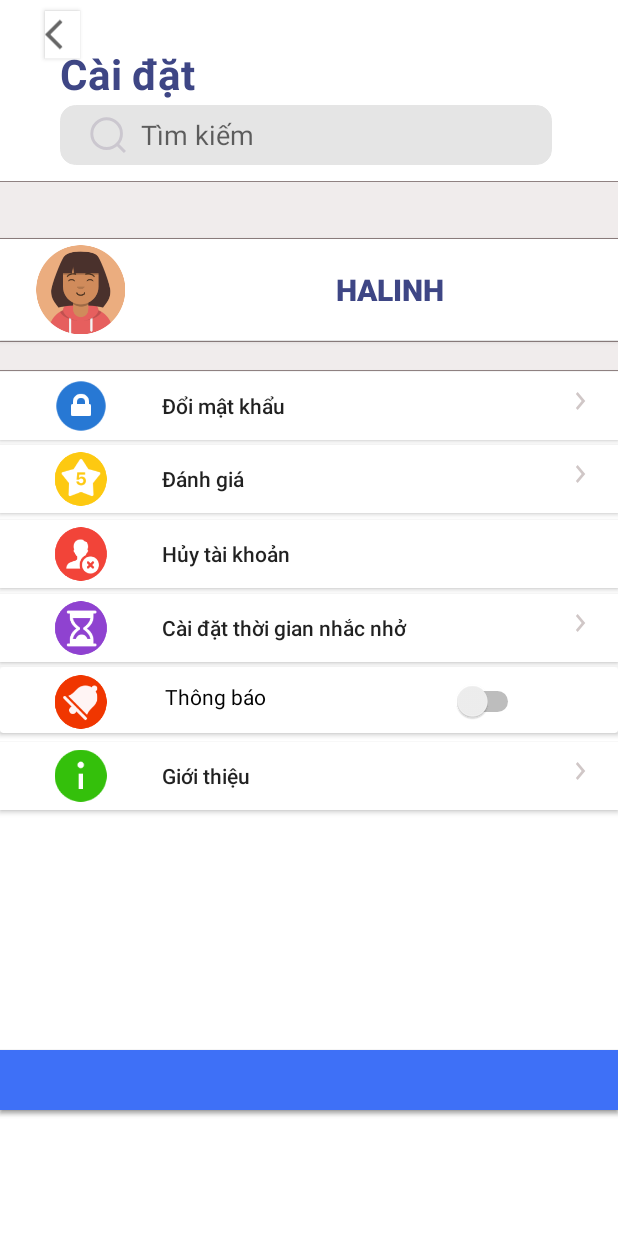
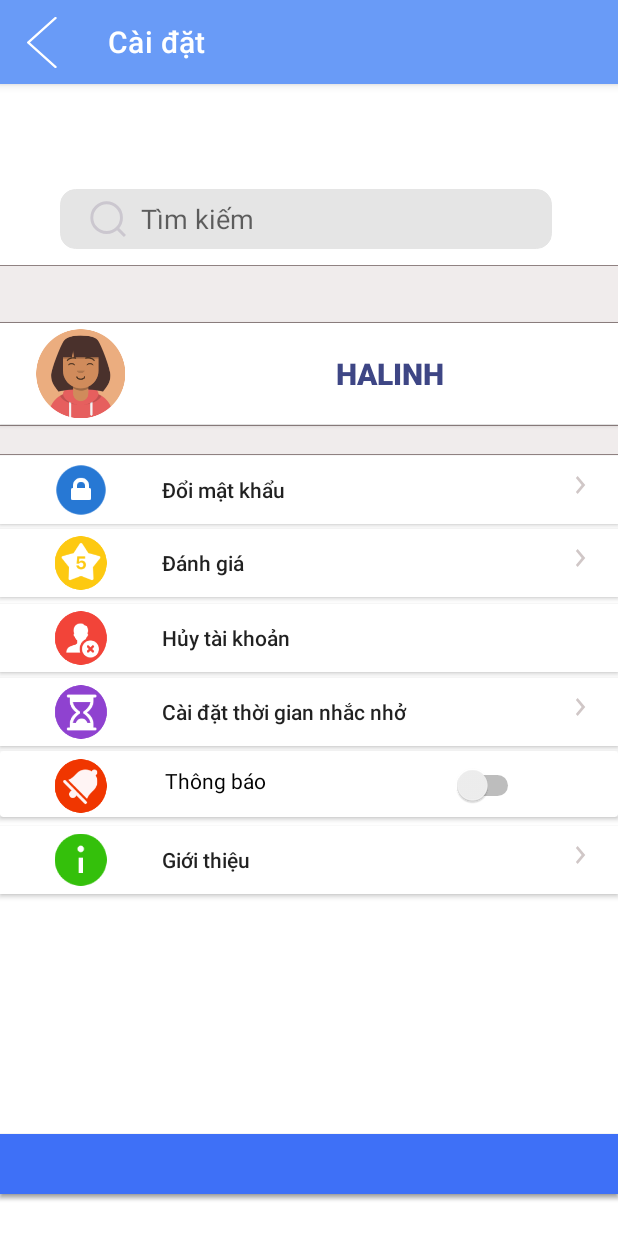
Before and after one commit to tkng20/library, an Android app: the CaiDat screen opened directly, with no data from a screen before it, on a phone screen of 412 x 824 dp. Run offline under Robolectric (Android 15) with nearby library versions, the phone set to English and light mode, and no system bars; Roboto replaces fonts that are not available here.

Commit message:
27.5.22 like

```diff
--- a/app/src/main/AndroidManifest.xml
+++ b/app/src/main/AndroidManifest.xml
@@ -13,7 +13,8 @@
         <activity
             android:name=".ChiTietSach"
             android:exported="false"
-            android:theme="@style/Theme.AppCompat.Light.NoActionBar"/>
+            android:theme="@style/Theme.AppCompat.Light.DarkActionBar"
+            android:label="Chi tiết sách"/>
         <activity
         android:name=".TroGiup"
         android:exported="false"
@@ -64,7 +65,8 @@
         <activity
             android:name=".CaiDat"
             android:exported="false"
-            android:theme="@style/Theme.MaterialComponents.DayNight.NoActionBar" />
+            android:label="Cài đặt"/>
+<!--            android:theme="@style/Theme.MaterialComponents.DayNight.NoActionBar" />-->
         <activity
             android:name=".TrangCaNhan"
             android:exported="false"
--- a/app/src/main/java/com/example/library/CaiDat.java
+++ b/app/src/main/java/com/example/library/CaiDat.java
@@ -7,6 +7,7 @@ import android.app.AlertDialog;
 import android.content.DialogInterface;
 import android.content.Intent;
 import android.os.Bundle;
+import android.view.MenuItem;
 import android.view.View;
 import android.widget.Button;
 import android.widget.Toast;
@@ -23,6 +24,11 @@ public class CaiDat extends AppCompatActivity {
     protected void onCreate(Bundle savedInstanceState) {
         super.onCreate(savedInstanceState);
         setContentView(R.layout.activity_caidat);
+
+        ActionBar actionBar = getSupportActionBar();
+        actionBar.setDisplayShowHomeEnabled(true);
+        getSupportActionBar().setDisplayHomeAsUpEnabled(true);
+        getSupportActionBar().setHomeAsUpIndicator(R.drawable.ic_back);
 
         Button btnDoiMK = findViewById(R.id.btnDoiMatKhau);
         btnXoaTK = findViewById(R.id.btnXoaTK);
@@ -81,4 +87,13 @@ public class CaiDat extends AppCompatActivity {
             startActivity(iSubActivity01);
         });
     }
+
+    @Override
+    public boolean onOptionsItemSelected(MenuItem item) {
+        switch (item.getItemId()) {
+            case android.R.id.home:
+                super.onBackPressed();
+                break;
+        } return true;
+    }
 }
--- a/app/src/main/java/com/example/library/TrangCaNhan.java
+++ b/app/src/main/java/com/example/library/TrangCaNhan.java
@@ -89,7 +89,6 @@ public class TrangCaNhan extends AppCompatActivity {
         TextView txtDangMuon = (TextView) findViewById(R.id.txtDangMuon);
         TextView txtDaMuon = (TextView) findViewById(R.id.txtDaMuon);
         TextView txtDenHan = (TextView) findViewById(R.id.txtDenHan);
-        ImageView imgDSC = (ImageView) findViewById(R.id.imgDSC);
         ImageView imgCaiDat = (ImageView) findViewById(R.id.imgCaiDat);
 
         checkLogin();
@@ -135,11 +134,6 @@ public class TrangCaNhan extends AppCompatActivity {
             startActivity(iSubActivity01);
         });
 
-        imgDSC.setOnClickListener(view -> {
-            Intent iSubActivity01 = new Intent(TrangCaNhan.this, DanhSachCho.class);
-            startActivity(iSubActivity01);
-        });
-
         imgCaiDat.setOnClickListener(view -> {
             Intent iSubActivity01 = new Intent(TrangCaNhan.this, CaiDat.class);
             startActivity(iSubActivity01);
--- a/app/src/main/java/com/example/library/TrangChu.java
+++ b/app/src/main/java/com/example/library/TrangChu.java
@@ -76,10 +76,7 @@ public class TrangChu extends AppCompatActivity {
             Intent iSubActivity01 = new Intent(TrangChu.this, TrangCaNhan.class);
             startActivity(iSubActivity01);
         });
-        imgDSC.setOnClickListener(view -> {
-            Intent iSubActivity01 = new Intent(TrangChu.this, DanhSachCho.class);
-            startActivity(iSubActivity01);
-        });
+
         btnChoXacNhan.setOnClickListener(view -> {
             Intent iSubActivity01 = new Intent(TrangChu.this, Lichsu.class);
             startActivity(iSubActivity01);
--- a/app/src/main/res/layout/activity_caidat.xml
+++ b/app/src/main/res/layout/activity_caidat.xml
@@ -5,24 +5,6 @@
     android:layout_width="match_parent"
     android:layout_height="match_parent"
     android:backgroundTint="@color/white">
-
-    <TextView
-        android:id="@+id/tvName"
-        android:layout_width="wrap_content"
-        android:layout_height="wrap_content"
-        android:layout_marginStart="40dp"
-        android:layout_marginLeft="90dp"
-        android:layout_marginTop="30dp"
-        android:layout_marginEnd="0dp"
-
-        android:layout_marginBottom="80dp"
-        android:text="Cài đặt"
-        android:textColor="@color/blue_dam"
-        android:textSize="28sp"
-        android:textStyle="bold"
-        app:layout_constraintStart_toStartOf="parent"
-        tools:layout_editor_absoluteX="32dp"
-        tools:layout_editor_absoluteY="33dp" />
 
     <EditText
         android:id="@+id/editSearch"
@@ -262,14 +244,4 @@
 
     </androidx.appcompat.widget.AppCompatButton>
 
-    <androidx.appcompat.widget.AppCompatButton
-        android:id="@+id/back_danhmuc"
-        android:layout_width="23dp"
-        android:layout_height="32dp"
-        android:background="@color/white"
-        android:backgroundTint="#FFFFFF"
-        android:drawableStart="@drawable/back"
-        android:translationX="30dp"
-        android:translationY="7dp" />
-
 </RelativeLayout>
```
Also changed, not shown: app/src/main/java/com/example/library/ChiTietSach.java (+136 -11 lines), app/src/main/java/com/example/library/XacNhanMuon.java (+6 -3 lines), app/src/main/java/com/example/library/adapter/BookBorrow_DaMuon_Adapter.java (+10 -9 lines), app/src/main/java/com/example/library/model/Borrow.java (+12 -0 lines), app/src/main/java/com/example/library/model/Favorite.java (+46 -0 lines), app/src/main/java/com/example/library/model/User.java (+12 -0 lines), app/src/main/java/com/example/library/remote/APIService.java (+12 -0 lines), app/src/main/res/layout/activity_caidatnhacnho.xml (+2 -13 lines), app/src/main/res/layout/activity_chitietsach.xml (+8 -0 lines), app/src/main/res/layout/activity_trangcanhan.xml (+10 -10 lines), app/src/main/res/layout/activity_trangchu.xml (+8 -8 lines).
